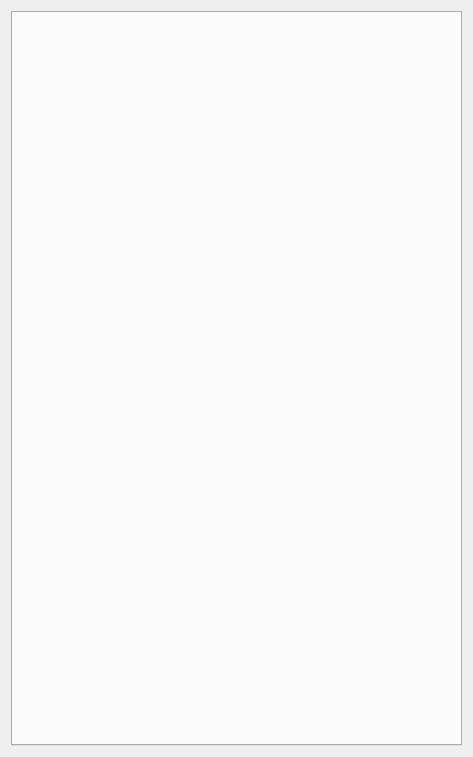
Qt form schnapps/core/settings_widget.ui (cgogn/SCHNApps) before a commit.
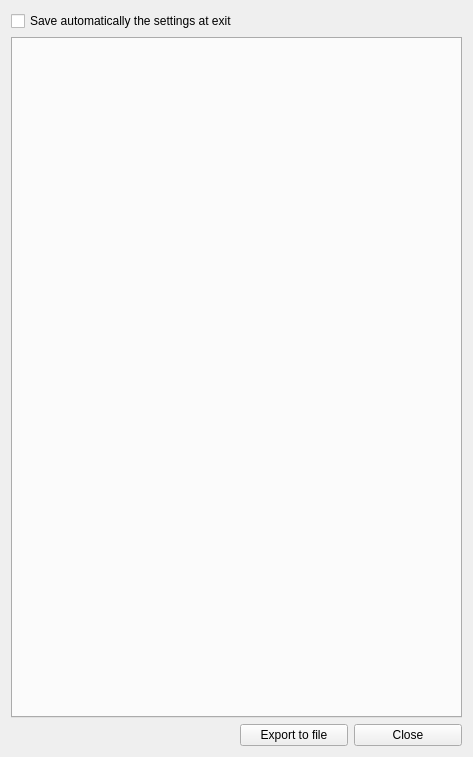
The same form after that commit.

Commit message: [core] move export settings to settings widget

Diff of the .ui file:
```diff
--- a/schnapps/core/settings_widget.ui
+++ b/schnapps/core/settings_widget.ui
@@ -14,14 +14,39 @@
   <property name="windowTitle">
    <string>Settings</string>
   </property>
-  <layout class="QVBoxLayout" name="verticalLayout_2">
-   <item>
+  <layout class="QGridLayout" name="gridLayout">
+   <item row="2" column="1">
+    <layout class="QHBoxLayout" name="horizontalLayout">
+     <item>
+      <widget class="QPushButton" name="pb_export">
+       <property name="text">
+        <string>Export to file</string>
+       </property>
+      </widget>
+     </item>
+     <item>
+      <widget class="QPushButton" name="pb_close">
+       <property name="text">
+        <string>Close</string>
+       </property>
+      </widget>
+     </item>
+    </layout>
+   </item>
+   <item row="1" column="0" colspan="2">
     <widget class="QTabWidget" name="tabWidget">
      <property name="currentIndex">
       <number>-1</number>
      </property>
     </widget>
    </item>
+   <item row="0" column="0" colspan="2">
+    <widget class="QCheckBox" name="cb_save_at_exit">
+     <property name="text">
+      <string>Save automatically the settings at exit</string>
+     </property>
+    </widget>
+   </item>
   </layout>
  </widget>
  <resources/>
```
The commit also changes 8 other files.
